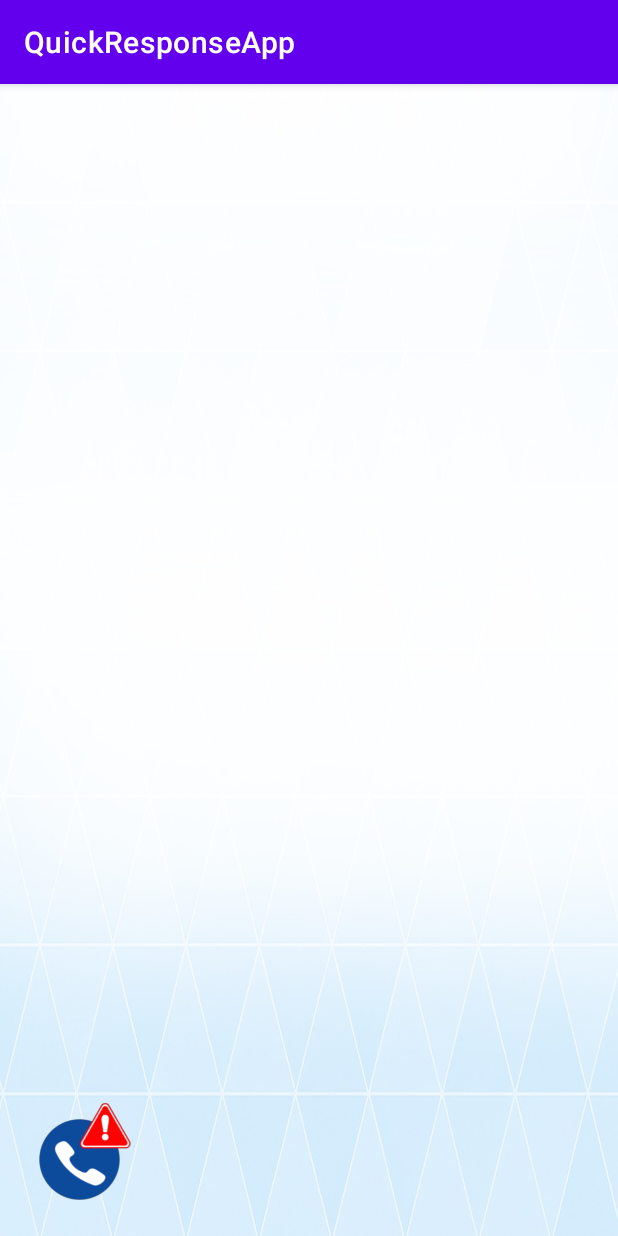
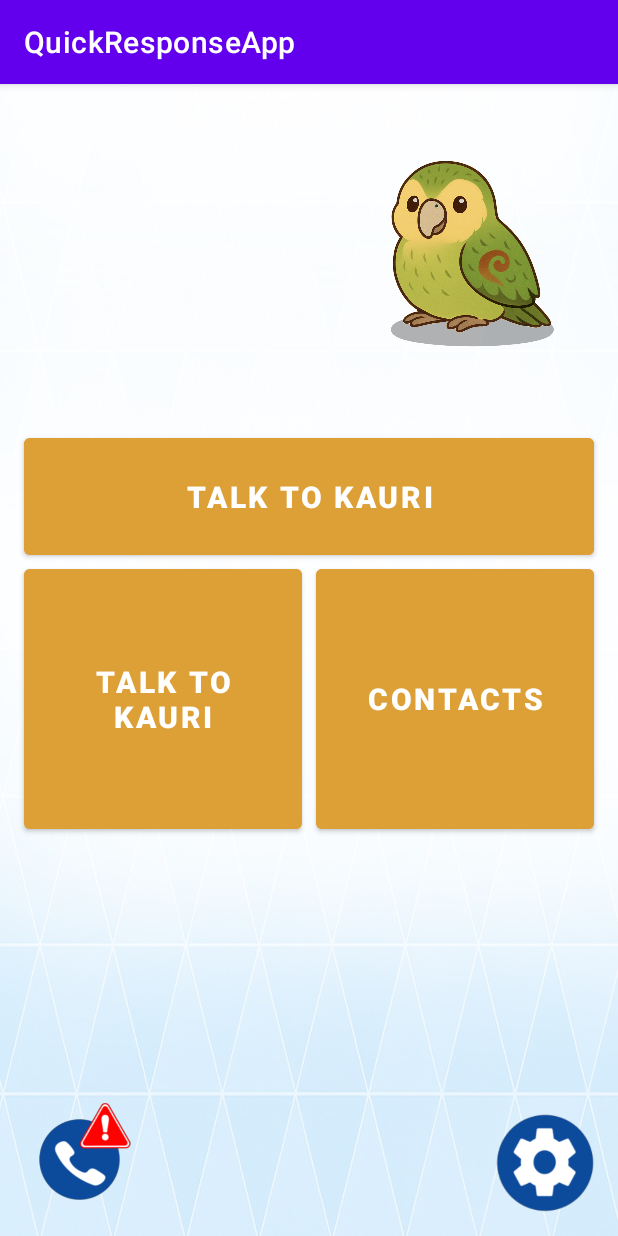
Before and after one commit to prabhdeep101/QuickResponseApp, an Android app: the screen it shows after launch (MainActivity before the commit, HomeScreen after it), on a phone screen of 412 x 824 dp. Run offline under Robolectric (Android 15) with nearby library versions, the phone set to English and light mode, and no system bars.

Commit message:
home screen buttons

```diff
--- a/app/src/main/AndroidManifest.xml
+++ b/app/src/main/AndroidManifest.xml
@@ -12,7 +12,7 @@
         android:theme="@style/Theme.QuickResponseApp"
         tools:targetApi="31">
         <activity
-            android:name="com.example.quickresponseapp.MainActivity"
+            android:name="com.example.quickresponseapp.HomeScreen"
             android:exported="true">
             <intent-filter>
                 <action android:name="android.intent.action.MAIN" />
--- /dev/null
+++ b/app/src/main/java/com/example/quickresponseapp/HomeScreen.kt
@@ -0,0 +1,12 @@
+package com.example.quickresponseapp
+
+import android.os.Bundle
+import androidx.appcompat.app.AppCompatActivity
+import com.example.todolist.R
+
+class HomeScreen : AppCompatActivity() {
+    override fun onCreate(savedInstanceState: Bundle?) {
+        super.onCreate(savedInstanceState)
+        setContentView(R.layout.home_screen)
+    }
+}
--- a/app/src/main/res/layout/home_screen.xml
+++ b/app/src/main/res/layout/home_screen.xml
@@ -7,11 +7,62 @@
     android:background="@drawable/backgroundphoto"
     tools:context="com.example.quickresponseapp.MainActivity">
 
+    <ImageView
+        android:id="@+id/imageView"
+        android:layout_width="150dp"
+        android:layout_height="150dp"
+        android:src="@drawable/kaurisitting"
+        app:layout_constraintTop_toTopOf="parent"
+        app:layout_constraintEnd_toEndOf="parent"
+        android:layout_marginTop="32dp"
+        android:layout_marginEnd="32dp" />
+
     <Button
-        android:layout_width="wrap_content"
-        android:layout_height="wrap_content"
+        android:id="@+id/talk_to_kauri"
+        android:layout_width="0dp"
+        android:layout_height="90dp"
+        android:text="Talk to Kauri"
+        android:textStyle="bold"
         android:textColor="@color/white"
-        android:backgroundTint="#dda036" />
+        android:textSize="20sp"
+        android:backgroundTint="#dda036"
+        android:layout_marginLeft="16dp"
+        android:layout_marginRight="16dp"
+        app:layout_constraintTop_toBottomOf="@id/imageView"
+        app:layout_constraintStart_toStartOf="parent"
+        app:layout_constraintEnd_toEndOf="parent"
+        android:layout_marginTop="48dp"
+        android:elevation="10dp"/>
+
+    <Button
+        android:id="@+id/message_button"
+        android:layout_width="185dp"
+        android:layout_height="185dp"
+        android:text="Talk to Kauri"
+        android:textStyle="bold"
+        android:textColor="@color/white"
+        android:textSize="20sp"
+        android:backgroundTint="#dda036"
+        android:layout_marginTop="135dp"
+        app:layout_constraintTop_toBottomOf="@id/imageView"
+        app:layout_constraintStart_toStartOf="parent"
+        android:layout_marginStart="16dp"
+        android:elevation="10dp"/>
+
+    <Button
+        android:id="@+id/contacts_button"
+        android:layout_width="185dp"
+        android:layout_height="185dp"
+        android:text="Contacts"
+        android:textStyle="bold"
+        android:textColor="@color/white"
+        android:textSize="20sp"
+        android:backgroundTint="#dda036"
+        android:layout_marginTop="135dp"
+        app:layout_constraintTop_toBottomOf="@id/imageView"
+        app:layout_constraintEnd_toEndOf="parent"
+        android:layout_marginEnd="16dp"
+        android:elevation="10dp" />
 
     <ImageButton
         android:id="@+id/emergency_button"
```
